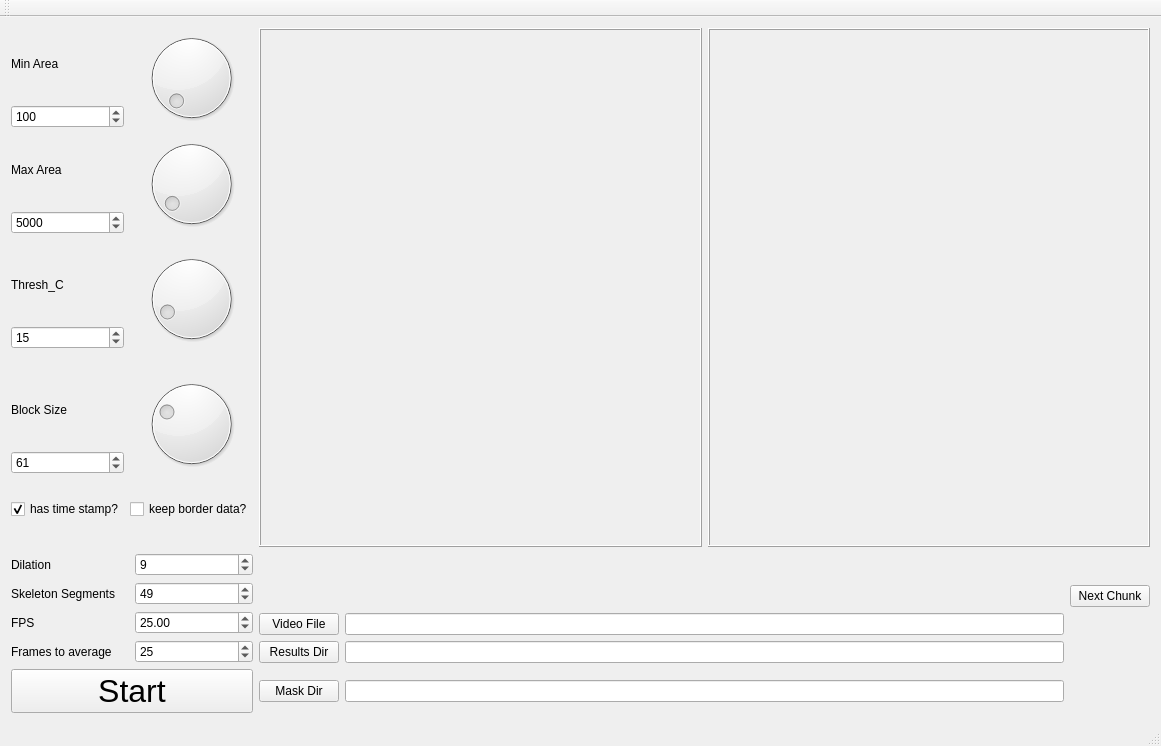
ver228/tierpsy-tracker, file MWTracker/GUI_Qt5/QtDesignerFiles/GetMaskParams.ui: the form before one commit.
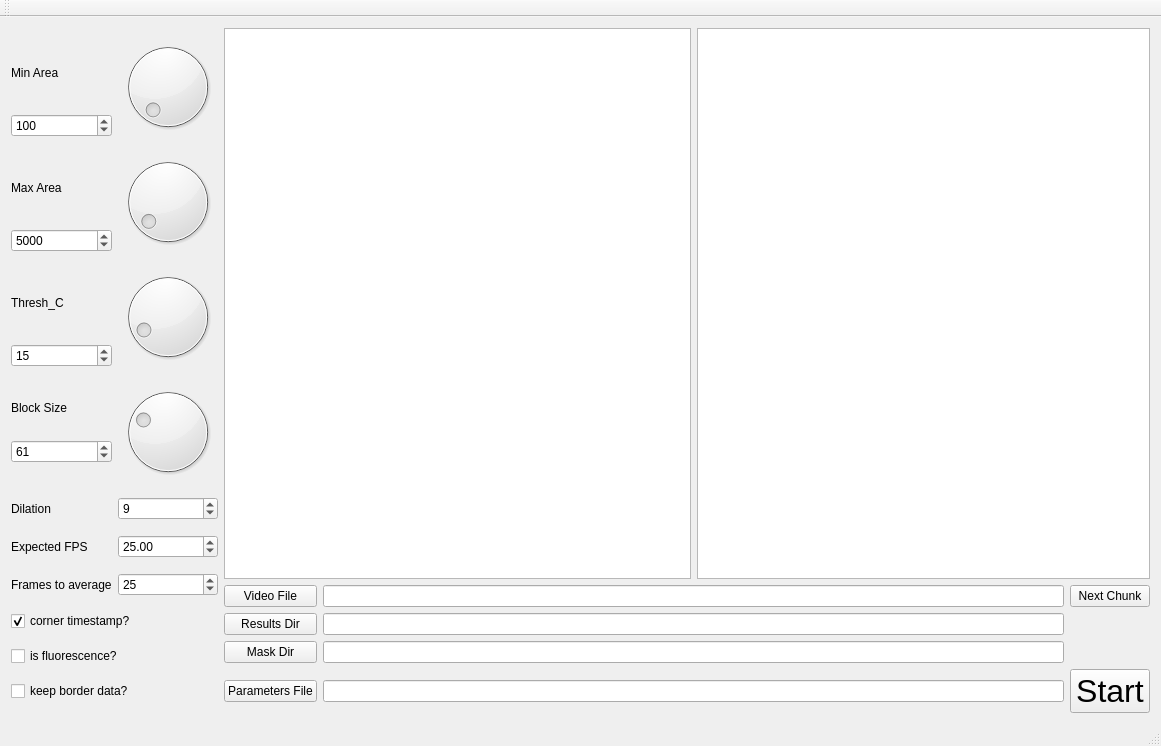
The form after the commit.

What changed in the file:
```diff
--- a/MWTracker/GUI_Qt5/QtDesignerFiles/GetMaskParams.ui
+++ b/MWTracker/GUI_Qt5/QtDesignerFiles/GetMaskParams.ui
@@ -15,159 +15,59 @@
   </property>
   <widget class="QWidget" name="centralWidget">
    <layout class="QGridLayout" name="gridLayout">
-    <item row="3" column="0">
-     <layout class="QVBoxLayout" name="verticalLayout_4">
-      <item>
-       <widget class="QLabel" name="label_2">
-        <property name="text">
-         <string>Thresh_C</string>
-        </property>
-       </widget>
-      </item>
-      <item>
-       <widget class="QSpinBox" name="spinBox_thresh_C">
-        <property name="minimum">
-         <number>-100</number>
-        </property>
-        <property name="maximum">
-         <number>100</number>
-        </property>
-        <property name="value">
-         <number>15</number>
-        </property>
-       </widget>
-      </item>
-     </layout>
-    </item>
-    <item row="18" column="3" colspan="2">
-     <widget class="QLineEdit" name="lineEdit_results"/>
-    </item>
-    <item row="0" column="1">
-     <widget class="QDial" name="dial_min_area">
-      <property name="maximum">
-       <number>10000</number>
+    <item row="14" column="2">
+     <widget class="QPushButton" name="pushButton_paramFile">
+      <property name="sizePolicy">
+       <sizepolicy hsizetype="Maximum" vsizetype="Fixed">
+        <horstretch>0</horstretch>
+        <verstretch>0</verstretch>
+       </sizepolicy>
       </property>
-      <property name="value">
-       <number>100</number>
+      <property name="text">
+       <string>Parameters File</string>
       </property>
      </widget>
     </item>
-    <item row="1" column="1">
-     <widget class="QDial" name="dial_max_area">
-      <property name="minimum">
-       <number>100</number>
-      </property>
-      <property name="maximum">
-       <number>100000</number>
-      </property>
-      <property name="value">
-       <number>5000</number>
-      </property>
-     </widget>
-    </item>
-    <item row="0" column="0">
-     <layout class="QVBoxLayout" name="verticalLayout">
-      <item>
-       <widget class="QLabel" name="label">
-        <property name="text">
-         <string>Min Area</string>
-        </property>
-       </widget>
-      </item>
-      <item>
-       <widget class="QSpinBox" name="spinBox_min_area">
-        <property name="maximum">
-         <number>10000000</number>
-        </property>
-        <property name="value">
-         <number>100</number>
-        </property>
-       </widget>
-      </item>
-     </layout>
-    </item>
-    <item row="3" column="1">
-     <widget class="QDial" name="dial_thresh_C">
-      <property name="minimum">
-       <number>5</number>
-      </property>
-      <property name="maximum">
-       <number>100</number>
-      </property>
-      <property name="value">
-       <number>15</number>
-      </property>
-     </widget>
-    </item>
-    <item row="6" column="1">
-     <widget class="QDial" name="dial_block_size">
-      <property name="minimum">
-       <number>5</number>
-      </property>
-      <property name="maximum">
-       <number>200</number>
-      </property>
-      <property name="value">
-       <number>61</number>
-      </property>
-     </widget>
-    </item>
-    <item row="19" column="2">
+    <item row="13" column="2">
      <widget class="QPushButton" name="pushButton_mask">
+      <property name="sizePolicy">
+       <sizepolicy hsizetype="Preferred" vsizetype="Fixed">
+        <horstretch>0</horstretch>
+        <verstretch>0</verstretch>
+       </sizepolicy>
+      </property>
       <property name="text">
        <string>Mask Dir</string>
       </property>
      </widget>
     </item>
-    <item row="6" column="0">
-     <layout class="QVBoxLayout" name="verticalLayout_3">
-      <item>
-       <widget class="QLabel" name="label_3">
-        <property name="text">
-         <string>Block Size</string>
-        </property>
-       </widget>
-      </item>
-      <item>
-       <widget class="QSpinBox" name="spinBox_block_size">
-        <property name="minimum">
-         <number>5</number>
-        </property>
-        <property name="maximum">
-         <number>1000000</number>
-        </property>
-        <property name="value">
-         <number>61</number>
-        </property>
-       </widget>
-      </item>
-     </layout>
+    <item row="12" column="2">
+     <widget class="QPushButton" name="pushButton_results">
+      <property name="sizePolicy">
+       <sizepolicy hsizetype="Preferred" vsizetype="Fixed">
+        <horstretch>0</horstretch>
+        <verstretch>0</verstretch>
+       </sizepolicy>
+      </property>
+      <property name="text">
+       <string>Results Dir</string>
+      </property>
+     </widget>
     </item>
-    <item row="1" column="0">
-     <layout class="QVBoxLayout" name="verticalLayout_2">
-      <item>
-       <widget class="QLabel" name="label_4">
-        <property name="text">
-         <string>Max Area</string>
-        </property>
-       </widget>
-      </item>
-      <item>
-       <widget class="QSpinBox" name="spinBox_max_area">
-        <property name="minimum">
-         <number>100</number>
-        </property>
-        <property name="maximum">
-         <number>10000000</number>
-        </property>
-        <property name="value">
-         <number>5000</number>
-        </property>
-       </widget>
-      </item>
-     </layout>
+    <item row="11" column="2">
+     <widget class="QPushButton" name="pushButton_video">
+      <property name="sizePolicy">
+       <sizepolicy hsizetype="Preferred" vsizetype="Fixed">
+        <horstretch>0</horstretch>
+        <verstretch>0</verstretch>
+       </sizepolicy>
+      </property>
+      <property name="text">
+       <string>Video File</string>
+      </property>
+     </widget>
     </item>
-    <item row="19" column="0" colspan="2">
+    <item row="14" column="5">
      <widget class="QPushButton" name="pushButton_start">
       <property name="font">
        <font>
@@ -188,60 +88,7 @@
       </property>
      </widget>
     </item>
-    <item row="17" column="2">
-     <widget class="QPushButton" name="pushButton_video">
-      <property name="text">
-       <string>Video File</string>
-      </property>
-     </widget>
-    </item>
-    <item row="18" column="2">
-     <widget class="QPushButton" name="pushButton_results">
-      <property name="text">
-       <string>Results Dir</string>
-      </property>
-     </widget>
-    </item>
-    <item row="19" column="3" colspan="2">
-     <widget class="QLineEdit" name="lineEdit_mask">
-      <property name="readOnly">
-       <bool>true</bool>
-      </property>
-     </widget>
-    </item>
-    <item row="17" column="3" colspan="2">
-     <widget class="QLineEdit" name="lineEdit_video"/>
-    </item>
-    <item row="16" column="4">
-     <spacer name="horizontalSpacer_2">
-      <property name="orientation">
-       <enum>Qt::Horizontal</enum>
-      </property>
-      <property name="sizeHint" stdset="0">
-       <size>
-        <width>40</width>
-        <height>20</height>
-       </size>
-      </property>
-     </spacer>
-    </item>
-    <item row="16" column="3">
-     <spacer name="horizontalSpacer_3">
-      <property name="orientation">
-       <enum>Qt::Horizontal</enum>
-      </property>
-      <property name="sizeType">
-       <enum>QSizePolicy::MinimumExpanding</enum>
-      </property>
-      <property name="sizeHint" stdset="0">
-       <size>
-        <width>40</width>
-        <height>20</height>
-       </size>
-      </property>
-     </spacer>
-    </item>
-    <item row="16" column="5">
+    <item row="11" column="5">
      <widget class="QPushButton" name="pushButton_next">
       <property name="sizePolicy">
        <sizepolicy hsizetype="Maximum" vsizetype="Fixed">
@@ -254,88 +101,136 @@
       </property>
      </widget>
     </item>
-    <item row="0" column="4" rowspan="13" colspan="2">
-     <widget class="QLabel" name="label_mask">
-      <property name="sizePolicy">
-       <sizepolicy hsizetype="Ignored" vsizetype="Ignored">
-        <horstretch>0</horstretch>
-        <verstretch>0</verstretch>
-       </sizepolicy>
-      </property>
-      <property name="frameShape">
-       <enum>QFrame::Box</enum>
-      </property>
-      <property name="frameShadow">
-       <enum>QFrame::Raised</enum>
-      </property>
-      <property name="text">
-       <string/>
-      </property>
-     </widget>
+    <item row="11" column="3" colspan="2">
+     <widget class="QLineEdit" name="lineEdit_video"/>
     </item>
-    <item row="0" column="2" rowspan="13" colspan="2">
-     <widget class="QLabel" name="label_full">
-      <property name="sizePolicy">
-       <sizepolicy hsizetype="Ignored" vsizetype="Ignored">
-        <horstretch>0</horstretch>
-        <verstretch>0</verstretch>
-       </sizepolicy>
-      </property>
-      <property name="frameShape">
-       <enum>QFrame::Box</enum>
-      </property>
-      <property name="frameShadow">
-       <enum>QFrame::Raised</enum>
-      </property>
-      <property name="text">
-       <string/>
-      </property>
-      <property name="wordWrap">
-       <bool>false</bool>
-      </property>
-     </widget>
+    <item row="12" column="3" colspan="2">
+     <widget class="QLineEdit" name="lineEdit_results"/>
     </item>
-    <item row="9" column="0">
-     <widget class="QCheckBox" name="checkBox_hasTimestamp">
-      <property name="text">
-       <string>has time stamp?</string>
-      </property>
-      <property name="checked">
+    <item row="13" column="3" colspan="2">
+     <widget class="QLineEdit" name="lineEdit_mask">
+      <property name="readOnly">
        <bool>true</bool>
       </property>
      </widget>
     </item>
-    <item row="15" column="0" rowspan="4" colspan="2">
+    <item row="14" column="3" colspan="2">
+     <widget class="QLineEdit" name="lineEdit_paramFile"/>
+    </item>
+    <item row="3" column="0" rowspan="12">
      <layout class="QGridLayout" name="gridLayout_3">
-      <item row="0" column="0">
-       <widget class="QLabel" name="label_6">
+      <item row="10" column="0" colspan="2">
+       <widget class="QCheckBox" name="checkBox_keepBorderData">
         <property name="text">
-         <string>Dilation</string>
+         <string>keep border data?</string>
         </property>
        </widget>
       </item>
-      <item row="1" column="0">
-       <widget class="QLabel" name="label_skelSeg">
+      <item row="8" column="0" colspan="2">
+       <widget class="QCheckBox" name="checkBox_hasTimestamp">
         <property name="text">
-         <string>Skeleton Segments</string>
+         <string>corner timestamp?</string>
         </property>
-       </widget>
-      </item>
-      <item row="2" column="1">
-       <widget class="QDoubleSpinBox" name="spinBox_fps">
-        <property name="value">
-         <double>25.000000000000000</double>
+        <property name="checked">
+         <bool>true</bool>
         </property>
        </widget>
       </item>
-      <item row="2" column="0">
-       <widget class="QLabel" name="label_fps">
+      <item row="9" column="0" colspan="2">
+       <widget class="QCheckBox" name="checkBox_isFluorescence">
         <property name="text">
-         <string>FPS</string>
+         <string>is fluorescence?</string>
         </property>
        </widget>
       </item>
+      <item row="3" column="0">
+       <layout class="QVBoxLayout" name="verticalLayout_3">
+        <item>
+         <widget class="QLabel" name="label_3">
+          <property name="sizePolicy">
+           <sizepolicy hsizetype="Preferred" vsizetype="Maximum">
+            <horstretch>0</horstretch>
+            <verstretch>0</verstretch>
+           </sizepolicy>
+          </property>
+          <property name="text">
+           <string>Block Size</string>
+          </property>
+         </widget>
+        </item>
+        <item>
+         <widget class="QSpinBox" name="spinBox_block_size">
+          <property name="minimum">
+           <number>5</number>
+          </property>
+          <property name="maximum">
+           <number>1000000</number>
+          </property>
+          <property name="value">
+           <number>61</number>
+          </property>
+         </widget>
+        </item>
+       </layout>
+      </item>
       <item row="3" column="1">
+       <widget class="QDial" name="dial_block_size">
+        <property name="sizePolicy">
+         <sizepolicy hsizetype="Maximum" vsizetype="Maximum">
+          <horstretch>0</horstretch>
+          <verstretch>0</verstretch>
+         </sizepolicy>
+        </property>
+        <property name="minimum">
+         <number>5</number>
+        </property>
+        <property name="maximum">
+         <number>200</number>
+        </property>
+        <property name="value">
+         <number>61</number>
+        </property>
+       </widget>
+      </item>
+      <item row="1" column="1">
+       <widget class="QDial" name="dial_max_area">
+        <property name="sizePolicy">
+         <sizepolicy hsizetype="Maximum" vsizetype="Maximum">
+          <horstretch>0</horstretch>
+          <verstretch>0</verstretch>
+         </sizepolicy>
+        </property>
+        <property name="minimum">
+         <number>100</number>
+        </property>
+        <property name="maximum">
+         <number>100000</number>
+        </property>
+        <property name="value">
+         <number>5000</number>
+        </property>
+       </widget>
+      </item>
+      <item row="2" column="1">
+       <widget class="QDial" name="dial_thresh_C">
+        <property name="sizePolicy">
+         <sizepolicy hsizetype="Maximum" vsizetype="Maximum">
+          <horstretch>0</horstretch>
+          <verstretch>0</verstretch>
+         </sizepolicy>
+        </property>
+        <property name="minimum">
+         <number>5</number>
+        </property>
+        <property name="maximum">
+         <number>100</number>
+        </property>
+        <property name="value">
+         <number>15</number>
+        </property>
+       </widget>
+      </item>
+      <item row="7" column="1">
        <widget class="QSpinBox" name="spinBox_buff_size">
         <property name="minimum">
          <number>1</number>
@@ -348,21 +243,41 @@
         </property>
        </widget>
       </item>
-      <item row="3" column="0">
+      <item row="6" column="1">
+       <widget class="QDoubleSpinBox" name="spinBox_fps">
+        <property name="value">
+         <double>25.000000000000000</double>
+        </property>
+       </widget>
+      </item>
+      <item row="6" column="0">
+       <widget class="QLabel" name="label_fps">
+        <property name="text">
+         <string>Expected FPS</string>
+        </property>
+       </widget>
+      </item>
+      <item row="7" column="0">
        <widget class="QLabel" name="label_5">
         <property name="text">
          <string>Frames to average</string>
         </property>
        </widget>
       </item>
-      <item row="1" column="1">
-       <widget class="QSpinBox" name="spinBox_skelSeg">
-        <property name="value">
-         <number>49</number>
+      <item row="4" column="0">
+       <widget class="QLabel" name="label_6">
+        <property name="sizePolicy">
+         <sizepolicy hsizetype="Maximum" vsizetype="Preferred">
+          <horstretch>0</horstretch>
+          <verstretch>0</verstretch>
+         </sizepolicy>
+        </property>
+        <property name="text">
+         <string>Dilation</string>
         </property>
        </widget>
       </item>
-      <item row="0" column="1">
+      <item row="4" column="1">
        <widget class="QSpinBox" name="spinBox_dilation_size">
         <property name="minimum">
          <number>1</number>
@@ -375,12 +290,128 @@
         </property>
        </widget>
       </item>
+      <item row="0" column="1">
+       <widget class="QDial" name="dial_min_area">
+        <property name="sizePolicy">
+         <sizepolicy hsizetype="Maximum" vsizetype="Maximum">
+          <horstretch>0</horstretch>
+          <verstretch>0</verstretch>
+         </sizepolicy>
+        </property>
+        <property name="maximum">
+         <number>10000</number>
+        </property>
+        <property name="value">
+         <number>100</number>
+        </property>
+       </widget>
+      </item>
+      <item row="2" column="0">
+       <layout class="QVBoxLayout" name="verticalLayout_4">
+        <item>
+         <widget class="QLabel" name="label_2">
+          <property name="text">
+           <string>Thresh_C</string>
+          </property>
+         </widget>
+        </item>
+        <item>
+         <widget class="QSpinBox" name="spinBox_thresh_C">
+          <property name="minimum">
+           <number>-100</number>
+          </property>
+          <property name="maximum">
+           <number>100</number>
+          </property>
+          <property name="value">
+           <number>15</number>
+          </property>
+         </widget>
+        </item>
+       </layout>
+      </item>
+      <item row="1" column="0">
+       <layout class="QVBoxLayout" name="verticalLayout_2">
+        <item>
+         <widget class="QLabel" name="label_4">
+          <property name="text">
+           <string>Max Area</string>
+          </property>
+         </widget>
+        </item>
+        <item>
+         <widget class="QSpinBox" name="spinBox_max_area">
+          <property name="minimum">
+           <number>100</number>
+          </property>
+          <property name="maximum">
+           <number>10000000</number>
+          </property>
+          <property name="value">
+           <number>5000</number>
+          </property>
+         </widget>
+        </item>
+       </layout>
+      </item>
+      <item row="0" column="0">
+       <layout class="QVBoxLayout" name="verticalLayout">
+        <item>
+         <widget class="QLabel" name="label">
+          <property name="text">
+           <string>Min Area</string>
+          </property>
+         </widget>
+        </item>
+        <item>
+         <widget class="QSpinBox" name="spinBox_min_area">
+          <property name="maximum">
+           <number>10000000</number>
+          </property>
+          <property name="value">
+           <number>100</number>
+          </property>
+         </widget>
+        </item>
+       </layout>
+      </item>
      </layout>
     </item>
-    <item row="9" column="1">
-     <widget class="QCheckBox" name="checkBox_keepBorderData">
-      <property name="text">
-       <string>keep border data?</string>
+    <item row="3" column="4" rowspan="8" colspan="2">
+     <widget class="QGraphicsView" name="graphicsView_mask">
+      <property name="sizePolicy">
+       <sizepolicy hsizetype="Minimum" vsizetype="Expanding">
+        <horstretch>0</horstretch>
+        <verstretch>0</verstretch>
+       </sizepolicy>
+      </property>
+      <property name="dragMode">
+       <enum>QGraphicsView::ScrollHandDrag</enum>
+      </property>
+      <property name="transformationAnchor">
+       <enum>QGraphicsView::AnchorUnderMouse</enum>
+      </property>
+      <property name="resizeAnchor">
+       <enum>QGraphicsView::AnchorViewCenter</enum>
+      </property>
+     </widget>
+    </item>
+    <item row="3" column="2" rowspan="8" colspan="2">
+     <widget class="QGraphicsView" name="graphicsView_full">
+      <property name="sizePolicy">
+       <sizepolicy hsizetype="Minimum" vsizetype="Expanding">
+        <horstretch>0</horstretch>
+        <verstretch>0</verstretch>
+       </sizepolicy>
+      </property>
+      <property name="dragMode">
+       <enum>QGraphicsView::ScrollHandDrag</enum>
+      </property>
+      <property name="transformationAnchor">
+       <enum>QGraphicsView::AnchorUnderMouse</enum>
+      </property>
+      <property name="resizeAnchor">
+       <enum>QGraphicsView::AnchorViewCenter</enum>
       </property>
      </widget>
     </item>
```
Left out of the diff: 3 changed lines with no effect on the pictures.
